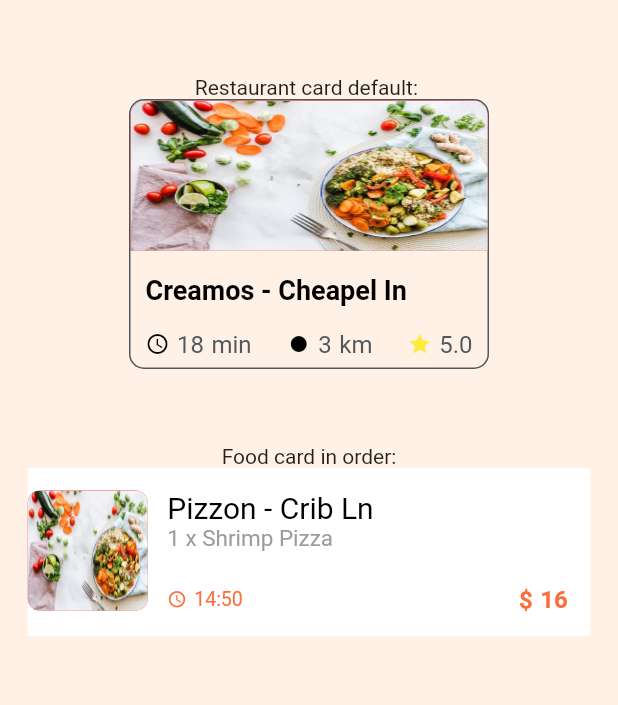
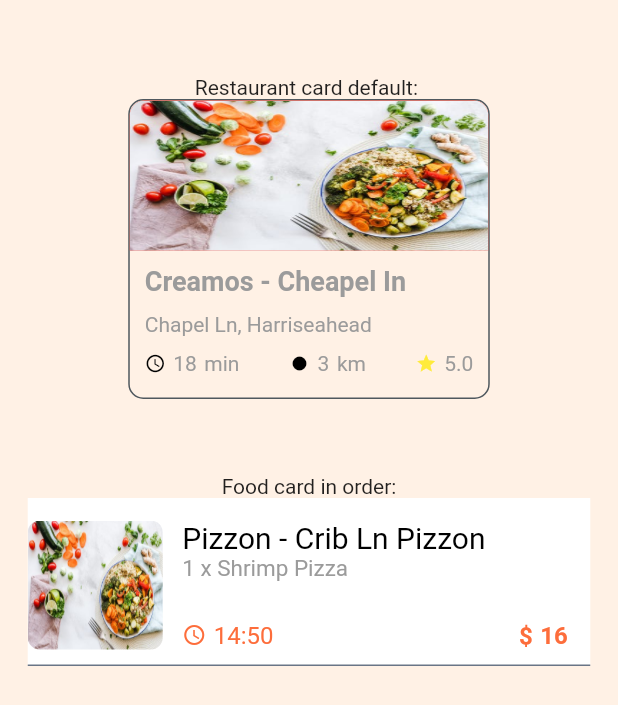
Before and after one commit to anhminhzing/delivery_food_app, a Flutter app: the ComponentsScreen screen opened directly, on a phone screen of 412 x 824 dp. Shown: the top 705 px of the screen. Run offline on Flutter 3.47's test engine with Material 2 defaults, Android fonts, the phone set to English and light mode, and no system bars.

Commit message:
* fix UI 2 card component

```diff
--- a/lib/components/foodCardInOrder.dart
+++ b/lib/components/foodCardInOrder.dart
@@ -11,7 +11,7 @@ class _FoodCardInOrderState extends State<FoodCardInOrder> {
 
   double get smallDistance => 13;
   double get mediumDistance => 26;
-
+  double get smallFontText => 16;
 
   TextStyle get priceTextStyle => TextStyle(
     fontSize: 20,
@@ -24,20 +24,28 @@ class _FoodCardInOrderState extends State<FoodCardInOrder> {
     return Container(
       width: 375,
       height: 112,
-      color: AppColor.white,
+      decoration: BoxDecoration(
+        color: AppColor.white,
+        border: Border(
+          bottom: BorderSide(
+            color: AppColor.neutral2,
+            width: 1.0,
+          )
+        )
+      ),
       padding: const EdgeInsets.only(
         top: 15,
-        bottom: 15,
+        bottom: 10,
         right: 15,
       ),
       child: Row(
-        crossAxisAlignment: CrossAxisAlignment.start,
+        crossAxisAlignment: CrossAxisAlignment.center,
         children: [
           Container(
-            width: 80,
-            height: 80,
+            width: 90,
+            height: 90,
             decoration: BoxDecoration(
-              color: Colors.red,
+              // color: Colors.red,
               borderRadius: BorderRadius.circular(8),
               image: DecorationImage(
                 image: AssetImage('assets/foods/food2.jpeg'),
@@ -56,7 +64,10 @@ class _FoodCardInOrderState extends State<FoodCardInOrder> {
                   crossAxisAlignment: CrossAxisAlignment.start,
                   children: [
                     Text(
-                      'Pizzon - Crib Ln',
+                      // 'Pizzon - Crib Ln',
+                      'Pizzon - Crib Ln Pizzon',
+                      maxLines: 1,
+                      overflow: TextOverflow.ellipsis,
                       style: TextStyle(
                         fontSize: 20,
                         color: AppColor.black,
@@ -64,6 +75,8 @@ class _FoodCardInOrderState extends State<FoodCardInOrder> {
                     ),
                     Text(
                       '1 x Shrimp Pizza',
+                      maxLines: 1,
+                      overflow: TextOverflow.ellipsis,
                       style: TextStyle(
                       fontSize: 15,
                       color: AppColor.neutral3,
@@ -78,14 +91,14 @@ class _FoodCardInOrderState extends State<FoodCardInOrder> {
                       children: [
                         Icon(
                           Icons.access_time,
-                          size: 13,
+                          size: smallFontText,
                           color: AppColor.orange,
                         ),
                         SizedBox(width: 5,),
                         Text(
                           '14:50',
                           style: TextStyle(
-                            fontSize: 13,
+                            fontSize: smallFontText,
                             color: AppColor.orange,
                           ),
                         )
@@ -96,7 +109,7 @@ class _FoodCardInOrderState extends State<FoodCardInOrder> {
                        Text(
                          '\$',
                          style: TextStyle(
-                           fontSize: 16,
+                           fontSize: smallFontText,
                            color: AppColor.orange,
                            fontWeight: FontWeight.bold,
                          ),
@@ -105,7 +118,7 @@ class _FoodCardInOrderState extends State<FoodCardInOrder> {
                         Text(
                           '16',
                           style: TextStyle(
-                            fontSize: 16,
+                            fontSize: smallFontText,
                             color: AppColor.orange,
                             fontWeight: FontWeight.bold,
                           ),
--- a/lib/components/restaurantCard.dart
+++ b/lib/components/restaurantCard.dart
@@ -8,12 +8,12 @@ class RestaurantCard extends StatefulWidget {
 }
 
 class _RestaurantCardState extends State<RestaurantCard> {
-  Widget get distance => SizedBox(height: 16,);
+  Widget get distance => SizedBox(height: 10,);
   Widget get smallDistance => SizedBox(width: 5,);
-  Color  get textInfoColor => Color(0xFF4F585E);
-  Color  get textFoodColor => Color(0x4F585E);
-  double get foodFontSize  => AppFontSize.smallSize;
-  double get infoFontSize  => 16;
+  Color  get textInfoColor => AppColor.neutral3;
+  Color  get textFoodColor => AppColor.neutral3;
+  double get foodFontSize  => 18;
+  double get infoFontSize  => 14;
 
   TextStyle get infoTextStyle => TextStyle(
       color: textInfoColor,
@@ -22,8 +22,8 @@ class _RestaurantCardState extends State<RestaurantCard> {
   @override
   Widget build(BuildContext context) {
     return Container(
-      width: 240,
-      height: 180,
+      width: 241,
+      height: 200,
       decoration: BoxDecoration(
         border: Border.all(
           color: AppColor.neutral1,
@@ -56,10 +56,22 @@ class _RestaurantCardState extends State<RestaurantCard> {
               children: [
                 Text(
                   'Creamos - Cheapel In',
+                  maxLines: 1,
+                  overflow: TextOverflow.ellipsis,
                   style: TextStyle(
                     fontSize: foodFontSize,
                     fontWeight: FontWeight.bold,
-                    color: AppColor.black,
+                    color: textFoodColor,
+                  ),
+                ),
+                SizedBox(height: 10,),
+                Text(
+                  'Chapel Ln, Harriseahead',
+                  maxLines: 1,
+                  overflow: TextOverflow.ellipsis,
+                  style: TextStyle(
+                    fontSize: 14,
+                    color: AppColor.neutral3,
                   ),
                 ),
                 distance,
```
